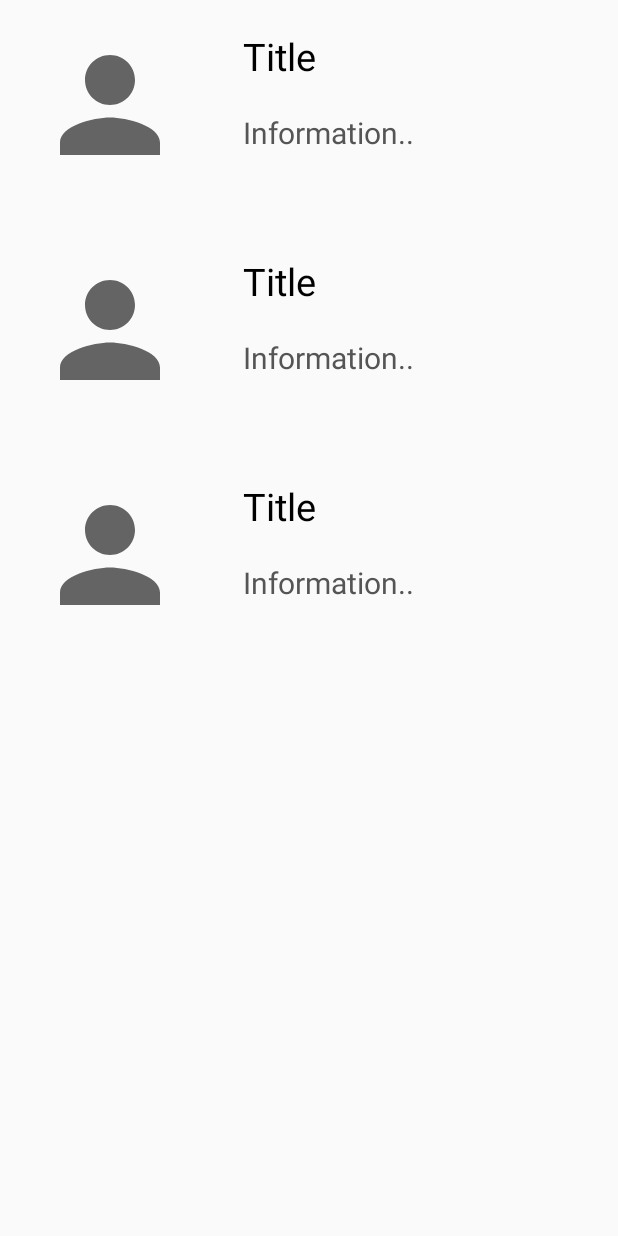
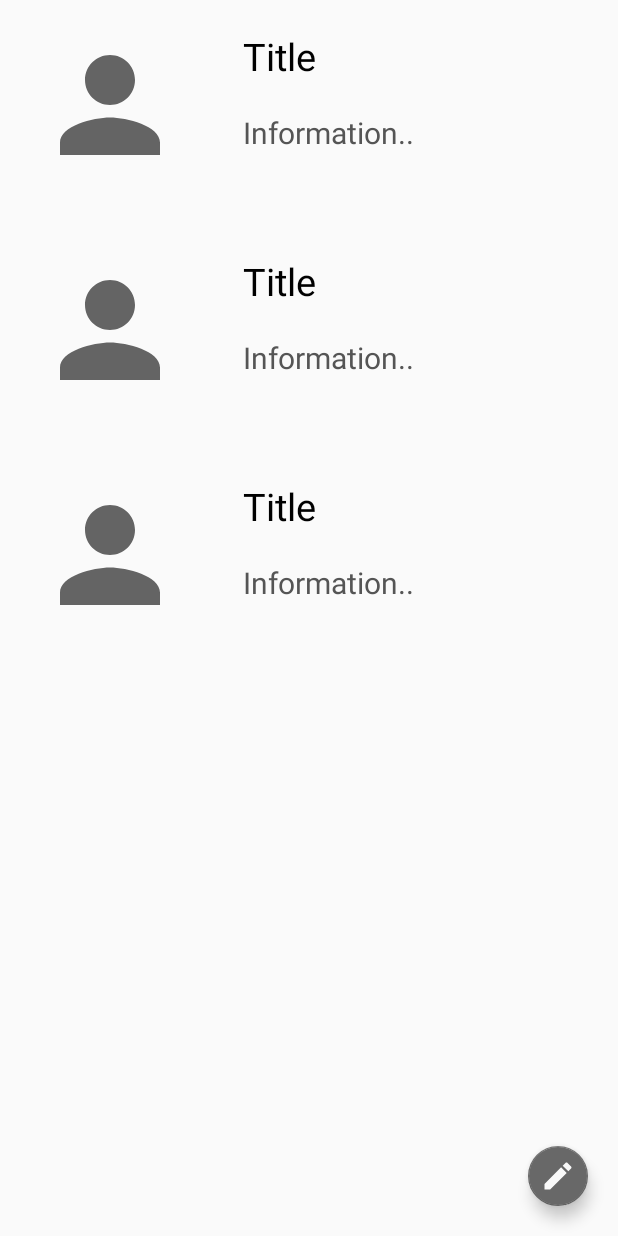
Before and after one commit to MP-mobileProgramming/GClef, an Android app: the layout fragment_board.xml on its own in the app's theme, with its tools: preview values and no code run, on a phone screen of 412 x 824 dp. Run offline under Robolectric (Android 15) with nearby library versions, the phone set to English and light mode, and no system bars.

Commit message:
22.05.11

```diff
--- a/app/build.gradle
+++ b/app/build.gradle
@@ -2,6 +2,8 @@ apply plugin: 'com.android.application'
 apply plugin: 'kotlin-android'
 apply plugin: 'kotlin-android-extensions'
 apply plugin: 'com.google.gms.google-services'
+
+
 
 android {
     compileSdkVersion 31
@@ -33,7 +35,7 @@ android {
 dependencies {
     implementation fileTree(dir: "libs", include: ["*.jar"])
     implementation "org.jetbrains.kotlin:kotlin-stdlib:$kotlin_version"
-    implementation 'androidx.core:core-ktx:1.7.0'
+    implementation 'androidx.core:core-ktx:1.3.2'
     implementation 'androidx.appcompat:appcompat:1.4.1'
     implementation 'androidx.constraintlayout:constraintlayout:2.1.3'
     implementation 'com.google.android.material:material:1.5.0'
--- a/app/src/main/AndroidManifest.xml
+++ b/app/src/main/AndroidManifest.xml
@@ -9,6 +9,7 @@
         android:roundIcon="@mipmap/ic_launcher_round"
         android:supportsRtl="true"
         android:theme="@style/AppTheme">
+        <activity android:name=".CreatePostActivity"></activity>
         <activity android:name=".MainActivity">
             <intent-filter>
                 <action android:name="android.intent.action.MAIN" />
--- /dev/null
+++ b/app/src/main/res/drawable/ic_baseline_create_24.xml
@@ -0,0 +1,5 @@
+<vector android:height="24dp" android:tint="#F9F9F9"
+    android:viewportHeight="24" android:viewportWidth="24"
+    android:width="24dp" xmlns:android="http://schemas.android.com/apk/res/android">
+    <path android:fillColor="@android:color/white" android:pathData="M3,17.25V21h3.75L17.81,9.94l-3.75,-3.75L3,17.25zM20.71,7.04c0.39,-0.39 0.39,-1.02 0,-1.41l-2.34,-2.34c-0.39,-0.39 -1.02,-0.39 -1.41,0l-1.83,1.83 3.75,3.75 1.83,-1.83z"/>
+</vector>
--- a/app/src/main/res/layout/fragment_board.xml
+++ b/app/src/main/res/layout/fragment_board.xml
@@ -12,4 +12,16 @@
         android:layout_height="match_parent"
         android:scrollbars="vertical"
         tools:listitem="@layout/list_item"/>
+    <com.google.android.material.floatingactionbutton.FloatingActionButton
+        android:id="@+id/fab"
+        android:layout_width="wrap_content"
+        android:layout_height="wrap_content"
+        tools:ignore="MissingConstraints"
+        android:layout_gravity="bottom|right"
+        app:fabSize="mini"
+        app:backgroundTint="@color/colorPrimary"
+        android:src="@drawable/ic_baseline_create_24"
+        android:layout_marginRight="20dp"
+        android:layout_marginBottom="20dp"
+        />
 </FrameLayout>
--- a/app/src/main/res/values/colors.xml
+++ b/app/src/main/res/values/colors.xml
@@ -1,6 +1,6 @@
 <?xml version="1.0" encoding="utf-8"?>
 <resources>
-    <color name="colorPrimary">#6200EE</color>
-    <color name="colorPrimaryDark">#3700B3</color>
-    <color name="colorAccent">#03DAC5</color>
+    <color name="colorPrimary">#686868</color>
+    <color name="colorPrimaryDark">#2E2E2E</color>
+    <color name="colorAccent">#858585</color>
 </resources>
```
Also changed, not shown: app/src/main/java/com/example/gclef/BoardFragment.kt (+14 -1 lines), app/src/main/java/com/example/gclef/CreatePostActivity.kt (added, +15 -0 lines), app/src/main/res/drawable/ic_baseline_music_note_24.xml (added, +10 -0 lines), app/src/main/res/drawable/ic_baseline_photo_camera_24.xml (added, +13 -0 lines), app/src/main/res/drawable/text_border.xml (added, +19 -0 lines), app/src/main/res/layout/activity_create_post.xml (added, +60 -0 lines), app/src/main/res/menu/post_menu.xml (added, +15 -0 lines), gradle.properties (line endings or trailing spaces).
